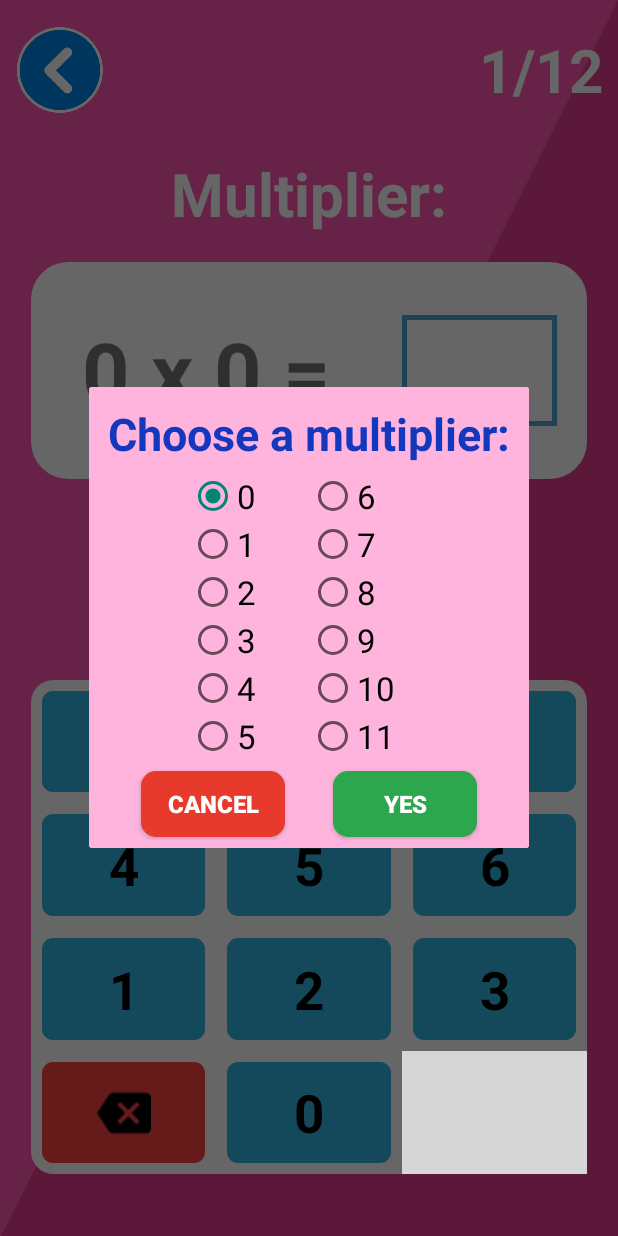
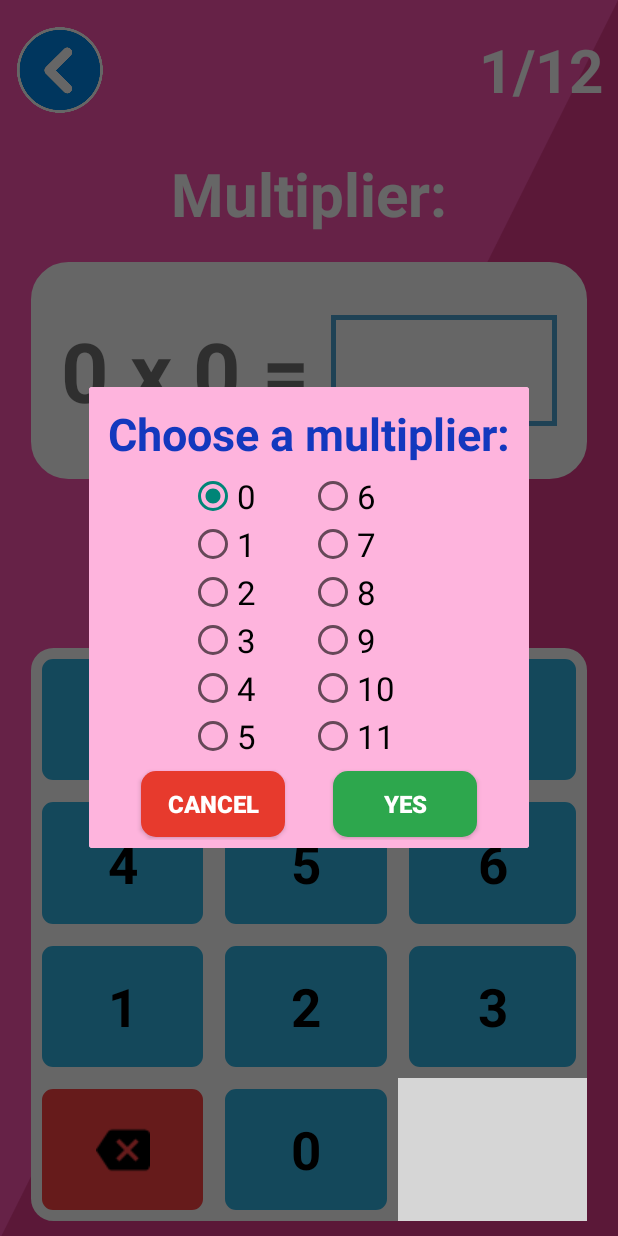
Before and after one commit to VitaliiSandul/Dragomathix, an Android app: the fragment TestInputFragment placed in its activity, on a phone screen of 412 x 824 dp. Run offline under Robolectric (Android 15) with nearby library versions, the phone set to English and light mode, and no system bars; our stand-ins replace AdMob, Room's generated code; libraries missing offline, so code that uses them is left out: com.onesignal, org.jetbrains.anko; 9 statements that could not run were skipped; grey boxes are pictures that could not be loaded.

Commit message:
commit #2

```diff
--- a/DRAGOMATHIX/app/src/main/java/com/sandul/mathtable/HippodromeFragment.kt
+++ b/DRAGOMATHIX/app/src/main/java/com/sandul/mathtable/HippodromeFragment.kt
@@ -26,8 +26,6 @@ import com.google.android.gms.ads.interstitial.InterstitialAdLoadCallback
 import java.util.*
 
 class HippodromeFragment : Fragment(), View.OnClickListener{
-
-
 
     private lateinit var btnVar1: ImageButton
     private lateinit var btnVar2: ImageButton
--- a/DRAGOMATHIX/app/src/main/java/com/sandul/mathtable/TablesFragment.kt
+++ b/DRAGOMATHIX/app/src/main/java/com/sandul/mathtable/TablesFragment.kt
@@ -12,12 +12,14 @@ import android.widget.LinearLayout
 import android.widget.TextView
 import androidx.constraintlayout.widget.ConstraintLayout
 import androidx.fragment.app.Fragment
+import com.google.android.gms.ads.AdRequest
+import com.google.android.gms.ads.AdView
 
 class TablesFragment : Fragment(), View.OnClickListener{
 
+    private lateinit var mAdViewTable: AdView
     private lateinit var clTables: ConstraintLayout
     private lateinit var clMain: ConstraintLayout
-//    private lateinit var llMain: LinearLayout
     private lateinit var buttons: Array<ImageButton>
     private var result1: TextView? = null
     private var result2: TextView? = null
@@ -26,6 +28,7 @@ class TablesFragment : Fragment(), View.OnClickListener{
     private lateinit var backButton1: ImageButton
     private var isShow: Boolean = true
     private var curIndex: Int = 0
+
 
     override fun onCreate(savedInstanceState: Bundle?) {
         super.onCreate(savedInstanceState)
@@ -57,7 +60,15 @@ class TablesFragment : Fragment(), View.OnClickListener{
             }
             fillTableFragment(curIndex)
         }
+
+        adBannerAdvertToTablesFrag(v)
         return v
+    }
+
+    private fun adBannerAdvertToTablesFrag(v: View?) {
+        mAdViewTable = v!!.findViewById(R.id.adViewTable)
+        val adRequest = AdRequest.Builder().build()
+        mAdViewTable.loadAd(adRequest)
     }
 
     private fun setBg(gender: String) {
@@ -72,7 +83,6 @@ class TablesFragment : Fragment(), View.OnClickListener{
     private fun initElems(v: View?) {
         clTables = v?.findViewById(R.id.cl_tables)!!
         clMain = v?.findViewById(R.id.clmain)!!
-//        llMain = v?.findViewById(R.id.llmain)!!
         result1 = v?.findViewById(R.id.wtext1)
         result2 = v?.findViewById(R.id.wtext2)
         switchButton = v?.findViewById(R.id.switch_button)!!
@@ -151,9 +161,6 @@ class TablesFragment : Fragment(), View.OnClickListener{
 
         result1!!.text = builder1
         result2!!.text = builder2
-
-
-//        llMain.setGravity(Gravity.CENTER)
     }
 
     private fun paintButtons(index: Int) {
--- a/DRAGOMATHIX/app/src/main/java/com/sandul/mathtable/TestInputFragment.kt
+++ b/DRAGOMATHIX/app/src/main/java/com/sandul/mathtable/TestInputFragment.kt
@@ -13,9 +13,12 @@ import androidx.constraintlayout.widget.ConstraintLayout
 import androidx.core.content.ContextCompat
 import androidx.fragment.app.Fragment
 import androidx.lifecycle.ViewModelProviders
+import com.google.android.gms.ads.AdRequest
+import com.google.android.gms.ads.AdView
 
 class TestInputFragment : Fragment(), View.OnClickListener, ChooseMultiplierDialogFragment.OnInputSelected {
 
+    private lateinit var mAdViewTestInput: AdView
     private lateinit var clTest: ConstraintLayout
     private lateinit var btnCalc0: ImageButton
     private lateinit var btnCalc1: ImageButton
@@ -67,7 +70,15 @@ class TestInputFragment : Fragment(), View.OnClickListener, ChooseMultiplierDial
         setBg(MainActivity.curGender)
         clickBtns()
 
+        adBannerAdvertToTestInputFrag(view)
+
         return view
+    }
+
+    private fun adBannerAdvertToTestInputFrag(v: View?) {
+        mAdViewTestInput = v!!.findViewById(R.id.adViewTestInput)
+        val adRequest = AdRequest.Builder().build()
+        mAdViewTestInput.loadAd(adRequest)
     }
 
     private fun refreshQuestion() {
--- a/DRAGOMATHIX/app/src/main/res/layout/fragment_hippodrome.xml
+++ b/DRAGOMATHIX/app/src/main/res/layout/fragment_hippodrome.xml
@@ -75,7 +75,6 @@
         app:layout_constraintBottom_toBottomOf="@+id/hline_1"
         android:background="@drawable/horse_boy"/>
 
-
     <ImageView
         android:id="@+id/pc"
         android:layout_width="90dp"
@@ -83,7 +82,6 @@
         app:layout_constraintStart_toStartOf="@id/vline_1"
         app:layout_constraintBottom_toBottomOf="@+id/hline_2"
         android:background="@drawable/horse_pc"/>
-
 
     <androidx.constraintlayout.widget.Guideline
         android:id="@+id/hline_3"
--- a/DRAGOMATHIX/app/src/main/res/layout/fragment_tables.xml
+++ b/DRAGOMATHIX/app/src/main/res/layout/fragment_tables.xml
@@ -50,7 +50,6 @@
         app:layout_constraintGuide_percent="0.92"
         />
 
-
     <androidx.constraintlayout.widget.Guideline
         android:id="@+id/vl_center_1"
         android:layout_width="wrap_content"
@@ -58,9 +57,6 @@
         android:orientation="vertical"
         app:layout_constraintGuide_percent="0.5"
         />
-
-
-
 
     <androidx.constraintlayout.widget.Guideline
         android:id="@+id/vl_1"
@@ -175,62 +171,8 @@
                     android:lineSpacingExtra="-5dp"
                     android:gravity="center_vertical"/>
 
-
-
     </androidx.constraintlayout.widget.ConstraintLayout>
 
-<!--    <LinearLayout-->
-<!--        android:id="@+id/llmain"-->
-<!--        android:layout_width="0dp"-->
-<!--        android:layout_height="0dp"-->
-<!--        app:layout_constraintStart_toStartOf="@+id/vl_1"-->
-<!--        app:layout_constraintEnd_toEndOf="@+id/vl_7"-->
-<!--        app:layout_constraintTop_toTopOf="@+id/hl_0"-->
-<!--        app:layout_constraintBottom_toBottomOf="@+id/hl_1"-->
-<!--        android:orientation="horizontal"-->
-<!--        android:gravity="center_vertical">-->
-
-
-<!--        <LinearLayout-->
-<!--            android:id="@+id/ll1"-->
-<!--            android:layout_width="wrap_content"-->
-<!--            android:layout_height="match_parent"-->
-<!--            android:layout_marginRight="7dp"-->
-<!--            android:gravity="center"-->
-<!--            android:layout_weight="1">-->
-
-<!--            <TextView-->
-<!--                android:id="@+id/wtext1"-->
-<!--                android:layout_width="match_parent"-->
-<!--                android:layout_height="match_parent"-->
-<!--                android:textSize="25dp"-->
-<!--                android:textStyle="bold"-->
-<!--                android:layout_margin="2dp"-->
-<!--                android:lineSpacingExtra="-5dp"-->
-<!--                android:gravity="center_vertical"/>-->
-
-<!--        </LinearLayout>-->
-
-<!--        <LinearLayout-->
-<!--            android:id="@+id/ll2"-->
-<!--            android:layout_width="wrap_content"-->
-<!--            android:layout_height="match_parent"-->
-<!--            android:layout_marginLeft="7dp"-->
-<!--            android:gravity="center"-->
-<!--            android:layout_weight="1">-->
-
-<!--            <TextView-->
-<!--                android:id="@+id/wtext2"-->
-<!--                android:layout_width="match_parent"-->
-<!--                android:layout_height="match_parent"-->
-<!--                android:textSize="25dp"-->
-<!--                android:textStyle="bold"-->
-<!--                android:layout_margin="2dp"-->
-<!--                android:lineSpacingExtra="-5dp"-->
-<!--                android:gravity="center_vertical"/>-->
-
-<!--        </LinearLayout>-->
-<!--    </LinearLayout>-->
 
     <ImageButton
         android:id="@+id/test_0"
@@ -587,4 +529,19 @@
         android:padding="5dp"
         />
 
+    <com.google.android.gms.ads.AdView
+        xmlns:ads="http://schemas.android.com/apk/res-auto"
+        android:id="@+id/adViewTable"
+        android:layout_width="0dp"
+        android:layout_height="0dp"
+        app:layout_constraintTop_toBottomOf="@+id/hl_4"
+        app:layout_constraintBottom_toBottomOf="parent"
+        app:layout_constraintStart_toStartOf="parent"
+        app:layout_constraintEnd_toEndOf="parent"
+        android:layout_centerHorizontal="true"
+        android:layout_alignParentBottom="true"
+        ads:adSize="BANNER"
+        ads:adUnitId="ca-app-pub-5977337362697128/1057123385">
+    </com.google.android.gms.ads.AdView>
+
 </androidx.constraintlayout.widget.ConstraintLayout>
--- a/DRAGOMATHIX/app/src/main/res/layout/fragment_test_input.xml
+++ b/DRAGOMATHIX/app/src/main/res/layout/fragment_test_input.xml
@@ -62,7 +62,6 @@
         android:visibility="gone"
         />
 
-
     <ImageView
         android:id="@+id/window"
         android:layout_width="0dp"
@@ -81,19 +80,20 @@
         android:layout_width="wrap_content"
         android:layout_height="wrap_content"
         app:layout_constraintStart_toStartOf="@+id/glv1_btn"
-        app:layout_constraintEnd_toEndOf="@+id/glv3_btn"
+        app:layout_constraintEnd_toStartOf="@+id/a_txt"
         app:layout_constraintTop_toTopOf="@+id/window"
         app:layout_constraintBottom_toBottomOf="@+id/window"
         android:text="0 x 0 = "
         android:textSize="55dp"
         android:textStyle="bold"
-        android:gravity="center_horizontal"/>
+        android:gravity="center_horizontal"
+        android:layout_marginLeft="20dp"/>
 
     <TextView
         android:id="@+id/a_txt"
         android:layout_width="0dp"
         android:layout_height="wrap_content"
-        app:layout_constraintStart_toStartOf="@+id/glv3_btn"
+        app:layout_constraintStart_toEndOf="@+id/q_txt"
         app:layout_constraintEnd_toEndOf="@+id/glv4_btn"
         app:layout_constraintTop_toTopOf="@+id/window"
         app:layout_constraintBottom_toBottomOf="@+id/window"
@@ -104,46 +104,6 @@
         android:gravity="center_horizontal"/>
 
     <androidx.constraintlayout.widget.Guideline
-        android:id="@+id/glh1_btn"
-        android:layout_width="wrap_content"
-        android:layout_height="wrap_content"
-        android:orientation="horizontal"
-        app:layout_constraintGuide_percent="0.55"
-        />
-
-   <androidx.constraintlayout.widget.Guideline
-       android:id="@+id/glh2_btn"
-       android:layout_width="wrap_content"
-       android:layout_height="wrap_content"
-       android:orientation="horizontal"
-       app:layout_constraintGuide_percent="0.65"
-       />
-
-   <androidx.constraintlayout.widget.Guideline
-       android:id="@+id/glh3_btn"
-       android:layout_width="wrap_content"
-       android:layout_height="wrap_content"
-       android:orientation="horizontal"
-       app:layout_constraintGuide_percent="0.75"
-       />
-
-   <androidx.constraintlayout.widget.Guideline
-       android:id="@+id/glh4_btn"
-       android:layout_width="wrap_content"
-       android:layout_height="wrap_content"
-       android:orientation="horizontal"
-       app:layout_constraintGuide_percent="0.85"
-       />
-
-    <androidx.constraintlayout.widget.Guideline
-        android:id="@+id/glh5_btn"
-        android:layout_width="wrap_content"
-        android:layout_height="wrap_content"
-        android:orientation="horizontal"
-        app:layout_constraintGuide_percent="0.95"
-        />
-
-    <androidx.constraintlayout.widget.Guideline
         android:id="@+id/glv1_btn"
         android:layout_width="wrap_content"
         android:layout_height="wrap_content"
@@ -151,21 +111,7 @@
         app:layout_constraintGuide_percent="0.05"
         />
 
-   <androidx.constraintlayout.widget.Guideline
-       android:id="@+id/glv2_btn"
-       android:layout_width="wrap_content"
-       android:layout_height="wrap_content"
-       android:orientation="vertical"
-       app:layout_constraintGuide_percent="0.35"
-       />
 
-   <androidx.constraintlayout.widget.Guideline
-       android:id="@+id/glv3_btn"
-       android:layout_width="wrap_content"
-       android:layout_height="wrap_content"
-       android:orientation="vertical"
-       app:layout_constraintGuide_percent="0.65"
-       />
 
    <androidx.constraintlayout.widget.Guideline
        android:id="@+id/glv4_btn"
@@ -175,20 +121,85 @@
        app:layout_constraintGuide_percent="0.95"
        />
 
-   <ImageView
+
+
+    <androidx.constraintlayout.widget.ConstraintLayout
         android:layout_width="0dp"
         android:layout_height="0dp"
         app:layout_constraintStart_toStartOf="@+id/glv1_btn"
         app:layout_constraintEnd_toEndOf="@+id/glv4_btn"
-       app:layout_constraintTop_toTopOf="@+id/glh1_btn"
-       app:layout_constraintBottom_toBottomOf="@+id/glh5_btn"
+        app:layout_constraintTop_toTopOf="@+id/glh_center"
+        app:layout_constraintBottom_toTopOf="@+id/adViewTestInput"
+        android:layout_marginTop="20dp"
+        android:layout_marginBottom="10dp">
+
+        <androidx.constraintlayout.widget.Guideline
+            android:id="@+id/glh1_btn"
+            android:layout_width="wrap_content"
+            android:layout_height="wrap_content"
+            android:orientation="horizontal"
+            app:layout_constraintGuide_percent="0"
+            />
+
+        <androidx.constraintlayout.widget.Guideline
+            android:id="@+id/glh2_btn"
+            android:layout_width="wrap_content"
+            android:layout_height="wrap_content"
+            android:orientation="horizontal"
+            app:layout_constraintGuide_percent="0.25"
+            />
+
+        <androidx.constraintlayout.widget.Guideline
+            android:id="@+id/glh3_btn"
+            android:layout_width="wrap_content"
+            android:layout_height="wrap_content"
+            android:orientation="horizontal"
+            app:layout_constraintGuide_percent="0.5"
+            />
+
+        <androidx.constraintlayout.widget.Guideline
+            android:id="@+id/glh4_btn"
+            android:layout_width="wrap_content"
+            android:layout_height="wrap_content"
+            android:orientation="horizontal"
+            app:layout_constraintGuide_percent="0.75"
+            />
+
+        <androidx.constraintlayout.widget.Guideline
+            android:id="@+id/glh5_btn"
+            android:layout_width="wrap_content"
+            android:layout_height="wrap_content"
+            android:orientation="horizontal"
+            app:layout_constraintGuide_percent="1.0"
+            />
+
+        <androidx.constraintlayout.widget.Guideline
+            android:id="@+id/glv2_btn"
+            android:layout_width="wrap_content"
+            android:layout_height="wrap_content"
+            android:orientation="vertical"
+            app:layout_constraintGuide_percent="0.33"
+            />
+
+        <androidx.constraintlayout.widget.Guideline
+            android:id="@+id/glv3_btn"
+            android:layout_width="wrap_content"
+            android:layout_height="wrap_content"
+            android:orientation="vertical"
+            app:layout_constraintGuide_percent="0.66"
+            />
+
+
+        <ImageView
+            android:layout_width="match_parent"
+            android:layout_height="match_parent"
             android:background="@drawable/circle_10"/>
 
         <ImageButton
             android:id="@+id/btn_calc_7"
             android:layout_width="0dp"
             android:layout_height="0dp"
-       app:layout_constraintStart_toStartOf="@+id/glv1_btn"
+            app:layout_constraintStart_toStartOf="parent"
             app:layout_constraintEnd_toEndOf="@+id/glv2_btn"
             app:layout_constraintTop_toTopOf="@+id/glh1_btn"
             app:layout_constraintBottom_toBottomOf="@+id/glh2_btn"
@@ -212,7 +223,7 @@
             android:id="@+id/btn_calc_4"
             android:layout_width="0dp"
             android:layout_height="0dp"
-        app:layout_constraintStart_toStartOf="@+id/glv1_btn"
+            app:layout_constraintStart_toStartOf="parent"
             app:layout_constraintEnd_toEndOf="@+id/glv2_btn"
             app:layout_constraintTop_toTopOf="@+id/glh2_btn"
             app:layout_constraintBottom_toBottomOf="@+id/glh3_btn"
@@ -235,7 +246,7 @@
             android:id="@+id/btn_calc_1"
             android:layout_width="0dp"
             android:layout_height="0dp"
-        app:layout_constraintStart_toStartOf="@+id/glv1_btn"
+            app:layout_constraintStart_toStartOf="parent"
             app:layout_constraintEnd_toEndOf="@+id/glv2_btn"
             app:layout_constraintTop_toTopOf="@+id/glh3_btn"
             app:layout_constraintBottom_toBottomOf="@+id/glh4_btn"
@@ -258,7 +269,7 @@
             android:id="@+id/btn_delete"
             android:layout_width="0dp"
             android:layout_height="0dp"
-        app:layout_constraintStart_toStartOf="@+id/glv1_btn"
+            app:layout_constraintStart_toStartOf="parent"
             app:layout_constraintEnd_toEndOf="@+id/glv2_btn"
             app:layout_constraintTop_toTopOf="@+id/glh4_btn"
             app:layout_constraintBottom_toBottomOf="@+id/glh5_btn"
@@ -365,7 +376,7 @@
             android:layout_width="0dp"
             android:layout_height="0dp"
             app:layout_constraintStart_toStartOf="@+id/glv3_btn"
-        app:layout_constraintEnd_toEndOf="@+id/glv4_btn"
+            app:layout_constraintEnd_toEndOf="parent"
             app:layout_constraintTop_toTopOf="@+id/glh1_btn"
             app:layout_constraintBottom_toBottomOf="@+id/glh2_btn"
             android:background="@drawable/btn_calc"/>
@@ -388,7 +399,7 @@
             android:layout_width="0dp"
             android:layout_height="0dp"
             app:layout_constraintStart_toStartOf="@+id/glv3_btn"
-        app:layout_constraintEnd_toEndOf="@+id/glv4_btn"
+            app:layout_constraintEnd_toEndOf="parent"
             app:layout_constraintTop_toTopOf="@+id/glh2_btn"
             app:layout_constraintBottom_toBottomOf="@+id/glh3_btn"
             android:background="@drawable/btn_calc"/>
@@ -411,7 +422,7 @@
             android:layout_width="0dp"
             android:layout_height="0dp"
             app:layout_constraintStart_toStartOf="@+id/glv3_btn"
-        app:layout_constraintEnd_toEndOf="@+id/glv4_btn"
+            app:layout_constraintEnd_toEndOf="parent"
             app:layout_constraintTop_toTopOf="@+id/glh3_btn"
             app:layout_constraintBottom_toBottomOf="@+id/glh4_btn"
             android:background="@drawable/btn_calc"/>
@@ -434,12 +445,14 @@
             android:layout_width="0dp"
             android:layout_height="0dp"
             app:layout_constraintStart_toStartOf="@+id/glv3_btn"
-        app:layout_constraintEnd_toEndOf="@+id/glv4_btn"
+            app:layout_constraintEnd_toEndOf="parent"
             app:layout_constraintTop_toTopOf="@+id/glh4_btn"
             app:layout_constraintBottom_toBottomOf="@+id/glh5_btn"
             android:background="@drawable/btn_accept"
             android:src="@drawable/btn_done"
             />
+
+    </androidx.constraintlayout.widget.ConstraintLayout>
 
 
     <ImageButton
@@ -485,4 +498,18 @@
         android:gravity="center_horizontal"
         />
 
+    <com.google.android.gms.ads.AdView
+        xmlns:ads="http://schemas.android.com/apk/res-auto"
+        android:id="@+id/adViewTestInput"
+        android:layout_width="0dp"
+        android:layout_height="wrap_content"
+        app:layout_constraintBottom_toBottomOf="parent"
+        app:layout_constraintStart_toStartOf="parent"
+        app:layout_constraintEnd_toEndOf="parent"
+        android:layout_centerHorizontal="true"
+        android:layout_alignParentBottom="true"
+        ads:adSize="BANNER"
+        ads:adUnitId="ca-app-pub-5977337362697128/1057123385">
+    </com.google.android.gms.ads.AdView>
+
 </androidx.constraintlayout.widget.ConstraintLayout>
--- a/DRAGOMATHIX/app/src/main/res/values/strings.xml
+++ b/DRAGOMATHIX/app/src/main/res/values/strings.xml
@@ -1,5 +1,5 @@
 <resources>
-    <string name="app_name">DRAGOMATHIX</string>
+    <string name="app_name">Dragomathix</string>
 
     <string name="tables">Tables</string>
     <string name="lessons">Lessons</string>
@@ -75,5 +75,4 @@
     <string name="off">Off</string>
 
     <string name="multiplier">Multiplier:</string>
-
 </resources>
```
Also changed, not shown: DRAGOMATHIX/app/src/main/java/com/sandul/mathtable/MainActivity.kt (+0 -13 lines), DRAGOMATHIX/app/src/main/res/layout/activity_main.xml (+0 -7 lines), 2 other files. Lines whose indentation alone changed are shown as unchanged.
